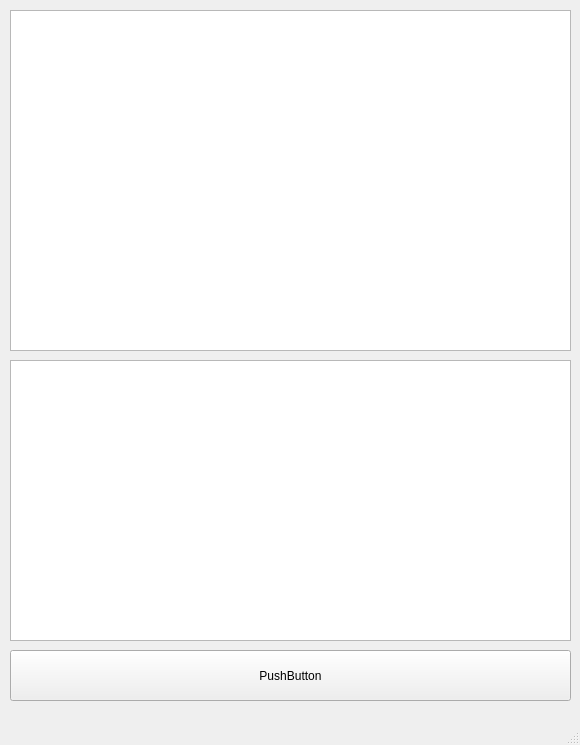
This is MainWindow.ui in van-ess0/qwnPlayer as Qt 5 draws it before an edit. The edited form follows.
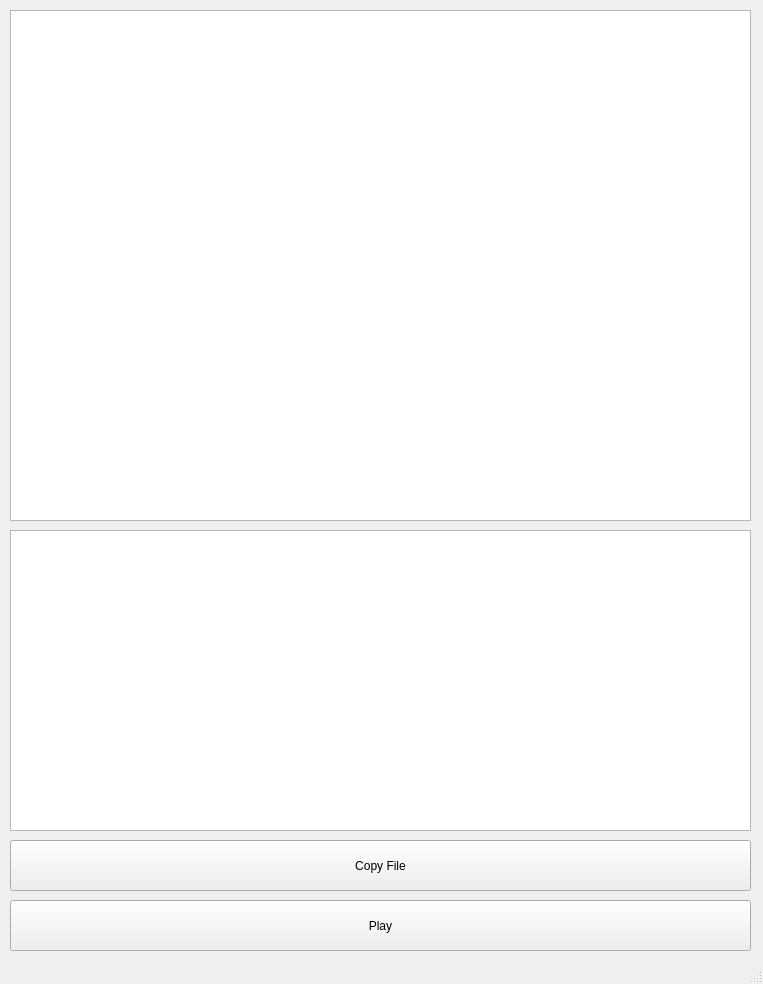
This is the edited form.

The edit to the form file:
```diff
--- a/MainWindow.ui
+++ b/MainWindow.ui
@@ -6,8 +6,8 @@
    <rect>
     <x>0</x>
     <y>0</y>
-    <width>580</width>
-    <height>745</height>
+    <width>763</width>
+    <height>984</height>
    </rect>
   </property>
   <property name="windowTitle">
@@ -19,8 +19,8 @@
      <rect>
       <x>10</x>
       <y>10</y>
-      <width>561</width>
-      <height>341</height>
+      <width>741</width>
+      <height>511</height>
      </rect>
     </property>
     <property name="font">
@@ -36,25 +36,38 @@
     <property name="geometry">
      <rect>
       <x>10</x>
-      <y>650</y>
-      <width>561</width>
+      <y>900</y>
+      <width>741</width>
       <height>51</height>
      </rect>
     </property>
     <property name="text">
-     <string>PushButton</string>
+     <string>Play</string>
     </property>
    </widget>
    <widget class="QTextEdit" name="textEdit">
     <property name="geometry">
      <rect>
       <x>10</x>
-      <y>360</y>
-      <width>561</width>
-      <height>281</height>
+      <y>530</y>
+      <width>741</width>
+      <height>301</height>
      </rect>
     </property>
    </widget>
+   <widget class="QPushButton" name="pushButton_2">
+    <property name="geometry">
+     <rect>
+      <x>10</x>
+      <y>840</y>
+      <width>741</width>
+      <height>51</height>
+     </rect>
+    </property>
+    <property name="text">
+     <string>Copy File</string>
+    </property>
+   </widget>
   </widget>
   <widget class="QMenuBar" name="menubar">
    <property name="geometry">
```
Left out of the diff: 2 changed lines with no effect on the pictures.
